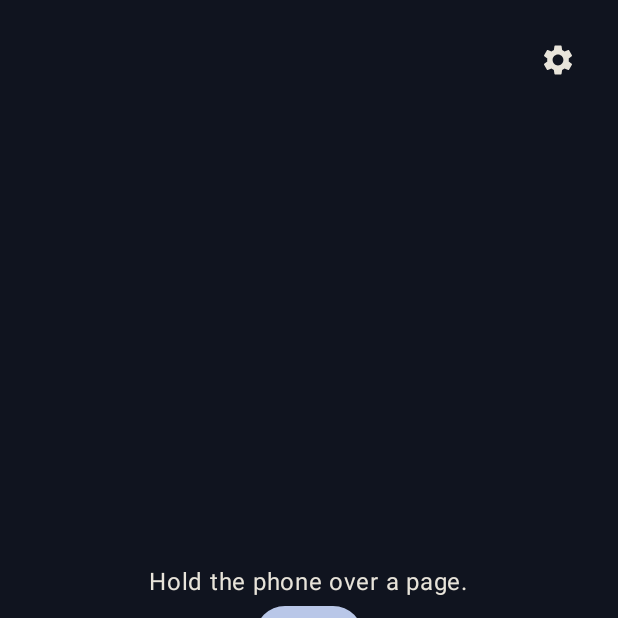
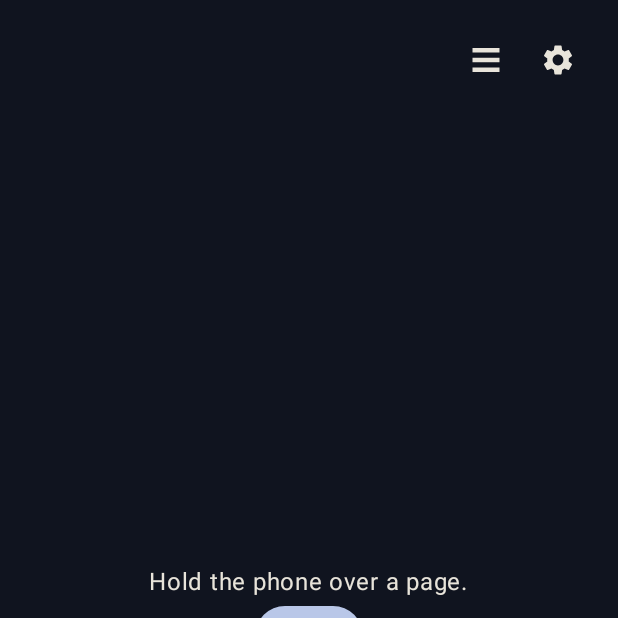
Before and after one commit to mitenko/storyteller, an Android app built with Jetpack Compose: the screen it shows after launch (MainActivity), on a phone screen of 412 x 824 dp, the top half of it. Run offline under Robolectric (Android 15) with nearby library versions, the light colour scheme and no system bars; our stand-ins replace Dagger/Hilt's generated code, Room's generated code; libraries missing offline, so code that uses them is left out: com.google.mlkit.vision.

Commit message:
feat: a shelf of the pages a child has read

```diff
--- a/app/src/main/kotlin/com/storyteller/ui/StorytellerNavHost.kt
+++ b/app/src/main/kotlin/com/storyteller/ui/StorytellerNavHost.kt
@@ -5,6 +5,7 @@ import androidx.navigation.compose.NavHost
 import androidx.navigation.compose.composable
 import androidx.navigation.compose.rememberNavController
 import com.storyteller.ui.capture.CaptureScreen
+import com.storyteller.ui.library.LibraryScreen
 import com.storyteller.ui.reader.ReaderScreen
 import com.storyteller.ui.settings.SettingsScreen
 
@@ -12,6 +13,7 @@ object Routes {
     const val CAPTURE = "capture"
     const val READER = "reader"
     const val SETTINGS = "settings"
+    const val LIBRARY = "library"
 }
 
 @Composable
@@ -22,6 +24,7 @@ fun StorytellerNavHost() {
             CaptureScreen(
                 onNavigateToReader = { nav.navigate(Routes.READER) },
                 onOpenSettings = { nav.navigate(Routes.SETTINGS) },
+                onOpenLibrary = { nav.navigate(Routes.LIBRARY) },
             )
         }
         composable(Routes.READER) {
@@ -32,5 +35,11 @@ fun StorytellerNavHost() {
         composable(Routes.SETTINGS) {
             SettingsScreen(onBack = { nav.popBackStack() })
         }
+        composable(Routes.LIBRARY) {
+            LibraryScreen(
+                onBack = { nav.popBackStack() },
+                onOpenPage = { nav.navigate(Routes.READER) },
+            )
+        }
     }
 }
--- a/app/src/main/kotlin/com/storyteller/ui/capture/CaptureScreen.kt
+++ b/app/src/main/kotlin/com/storyteller/ui/capture/CaptureScreen.kt
@@ -8,6 +8,7 @@ import androidx.activity.result.contract.ActivityResultContracts
 import androidx.compose.foundation.layout.Arrangement
 import androidx.compose.foundation.layout.Box
 import androidx.compose.foundation.layout.Column
+import androidx.compose.foundation.layout.Row
 import androidx.compose.foundation.layout.fillMaxSize
 import androidx.compose.foundation.layout.padding
 import androidx.compose.material3.Button
@@ -34,6 +35,7 @@ private const val TAG = "CaptureScreen"
 fun CaptureScreen(
     onNavigateToReader: () -> Unit,
     onOpenSettings: () -> Unit,
+    onOpenLibrary: () -> Unit,
     viewModel: CaptureViewModel = hiltViewModel(),
 ) {
     val state by viewModel.uiState.collectAsStateWithLifecycle()
@@ -96,11 +98,13 @@ fun CaptureScreen(
             }
         }
 
-        IconButton(
-            onClick = onOpenSettings,
-            modifier = Modifier.align(Alignment.TopEnd).padding(16.dp),
-        ) {
-            Icon(painter = painterResource(R.drawable.ic_settings), contentDescription = "Settings")
+        Row(modifier = Modifier.align(Alignment.TopEnd).padding(16.dp)) {
+            IconButton(onClick = onOpenLibrary) {
+                Icon(painter = painterResource(R.drawable.ic_library), contentDescription = "Pages you have read")
+            }
+            IconButton(onClick = onOpenSettings) {
+                Icon(painter = painterResource(R.drawable.ic_settings), contentDescription = "Settings")
+            }
         }
     }
 }
--- /dev/null
+++ b/app/src/main/res/drawable/ic_library.xml
@@ -0,0 +1,17 @@
+<?xml version="1.0" encoding="utf-8"?>
+<!--
+  Three shelved bars, standing in for a stack of read pages. Kept as a local
+  vector for the same reason ic_settings.xml is: material3 ships no library
+  glyph in its core icon set. Tinted by Compose's Icon, so the fill is left
+  white.
+-->
+<vector xmlns:android="http://schemas.android.com/apk/res/android"
+    android:width="24dp" android:height="24dp"
+    android:viewportWidth="24" android:viewportHeight="24">
+    <path android:fillColor="#FFFFFFFF"
+        android:pathData="M3,4h18v3H3z" />
+    <path android:fillColor="#FFFFFFFF"
+        android:pathData="M3,10.5h18v3H3z" />
+    <path android:fillColor="#FFFFFFFF"
+        android:pathData="M3,17h18v3H3z" />
+</vector>
```
Also changed, not shown: app/src/main/kotlin/com/storyteller/ui/library/LibraryScreen.kt (added, +160 -0 lines), app/src/main/kotlin/com/storyteller/ui/library/LibraryViewModel.kt (added, +62 -0 lines), 1 other file.
